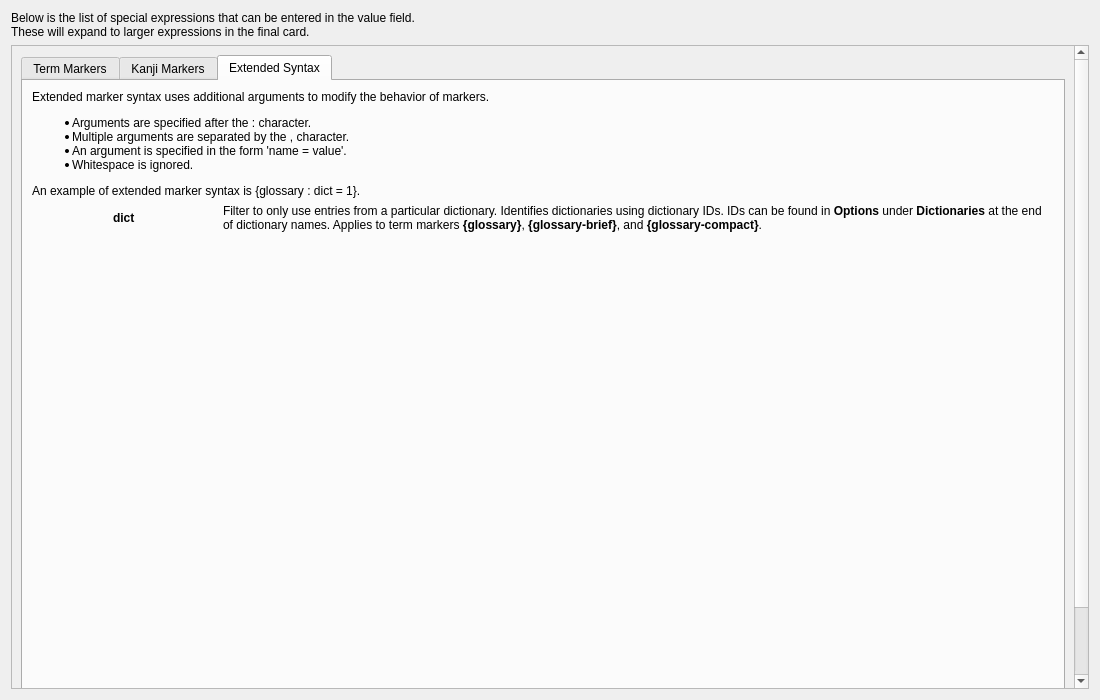
Above: src/gui/widgets/settings/ankisettingshelp.ui from ripose-jp/Memento before the change. Below: the same form after it.
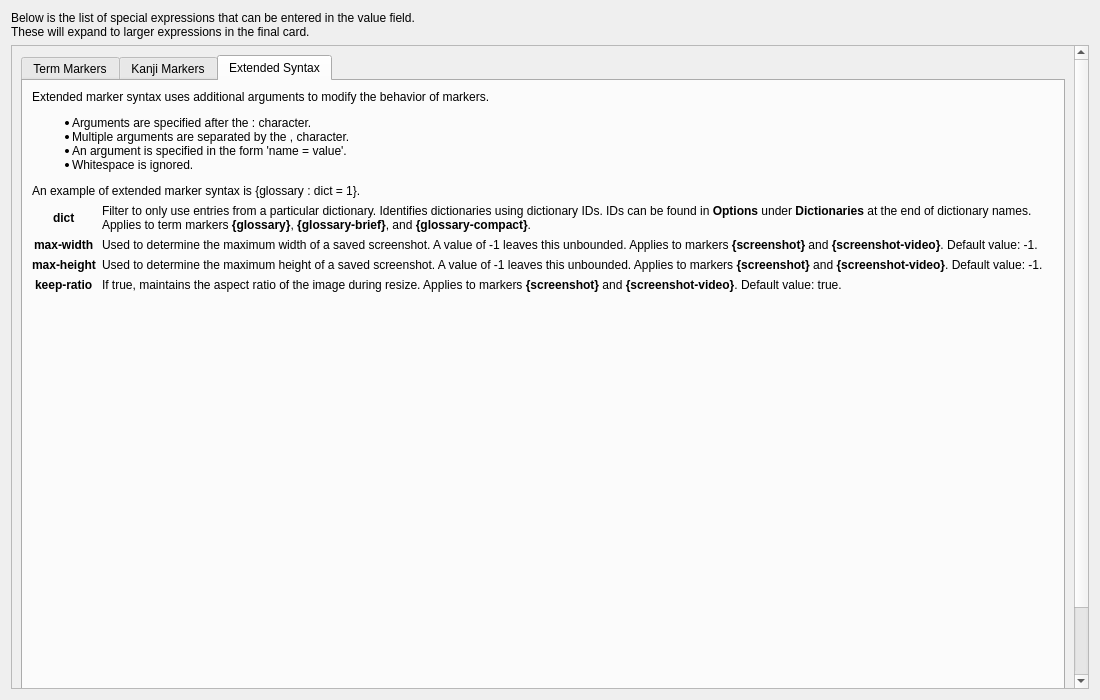
That is the form after the change. The open tabs and pages were chosen to show the change.

Commit message:
src/anki/notebuilder: implement screenshot extended marker syntax
Allow screenshot and screenshot-video to use the max-width and
max-height markers. This allows users to resize the screenshot before
saving them into Anki.

The edit to the form file:
```diff
--- a/src/gui/widgets/settings/ankisettingshelp.ui
+++ b/src/gui/widgets/settings/ankisettingshelp.ui
@@ -11,11 +11,17 @@
    </rect>
   </property>
   <property name="sizePolicy">
-   <sizepolicy hsizetype="Fixed" vsizetype="Fixed">
+   <sizepolicy hsizetype="Preferred" vsizetype="Preferred">
     <horstretch>0</horstretch>
     <verstretch>0</verstretch>
    </sizepolicy>
   </property>
+  <property name="minimumSize">
+   <size>
+    <width>1100</width>
+    <height>700</height>
+   </size>
+  </property>
   <property name="baseSize">
    <size>
     <width>1100</width>
@@ -47,8 +53,8 @@
        <rect>
         <x>0</x>
         <y>0</y>
-        <width>1074</width>
-        <height>869</height>
+        <width>1066</width>
+        <height>864</height>
        </rect>
       </property>
       <layout class="QVBoxLayout" name="verticalLayout_4">
@@ -1582,8 +1588,121 @@
           <attribute name="title">
            <string>Extended Syntax</string>
           </attribute>
-          <layout class="QVBoxLayout" name="layoutExtendedSyntax">
-           <item>
+          <layout class="QGridLayout" name="layoutExtendedSyntax" columnstretch="0,1" columnminimumwidth="0,0">
+           <item row="2" column="0" alignment="Qt::AlignmentFlag::AlignHCenter|Qt::AlignmentFlag::AlignVCenter">
+            <widget class="QLabel" name="labelExtendedDicId">
+             <property name="font">
+              <font>
+               <bold>true</bold>
+              </font>
+             </property>
+             <property name="text">
+              <string>dict</string>
+             </property>
+             <property name="textInteractionFlags">
+              <set>Qt::TextInteractionFlag::TextSelectableByKeyboard|Qt::TextInteractionFlag::TextSelectableByMouse</set>
+             </property>
+            </widget>
+           </item>
+           <item row="3" column="0" alignment="Qt::AlignmentFlag::AlignHCenter|Qt::AlignmentFlag::AlignVCenter">
+            <widget class="QLabel" name="labelExtendedScreenshotWidth">
+             <property name="font">
+              <font>
+               <bold>true</bold>
+              </font>
+             </property>
+             <property name="text">
+              <string>max-width</string>
+             </property>
+             <property name="textInteractionFlags">
+              <set>Qt::TextInteractionFlag::TextSelectableByKeyboard|Qt::TextInteractionFlag::TextSelectableByMouse</set>
+             </property>
+            </widget>
+           </item>
+           <item row="4" column="1">
+            <widget class="QLabel" name="labelExtendedScreenshotHeightEx">
+             <property name="text">
+              <string>&lt;html&gt;&lt;head/&gt;&lt;body&gt;&lt;p&gt;Used to determine the maximum height of a saved screenshot. A value of -1 leaves this unbounded. Applies to markers &lt;span style=&quot; font-weight:700;&quot;&gt;{screenshot}&lt;/span&gt; and &lt;span style=&quot; font-weight:700;&quot;&gt;{screenshot-video}&lt;/span&gt;. Default value: -1.&lt;/p&gt;&lt;/body&gt;&lt;/html&gt;</string>
+             </property>
+             <property name="wordWrap">
+              <bool>true</bool>
+             </property>
+            </widget>
+           </item>
+           <item row="4" column="0" alignment="Qt::AlignmentFlag::AlignHCenter|Qt::AlignmentFlag::AlignVCenter">
+            <widget class="QLabel" name="labelExtendedScreenshotHeight">
+             <property name="font">
+              <font>
+               <bold>true</bold>
+              </font>
+             </property>
+             <property name="text">
+              <string>max-height</string>
+             </property>
+             <property name="textInteractionFlags">
+              <set>Qt::TextInteractionFlag::TextSelectableByKeyboard|Qt::TextInteractionFlag::TextSelectableByMouse</set>
+             </property>
+            </widget>
+           </item>
+           <item row="5" column="1">
+            <widget class="QLabel" name="labelExtendedScreenshotKeepAspect">
+             <property name="text">
+              <string>&lt;html&gt;&lt;head/&gt;&lt;body&gt;&lt;p&gt;If true, maintains the aspect ratio of the image during resize. Applies to markers &lt;span style=&quot; font-weight:700;&quot;&gt;{screenshot}&lt;/span&gt; and &lt;span style=&quot; font-weight:700;&quot;&gt;{screenshot-video}&lt;/span&gt;. Default value: true.&lt;/p&gt;&lt;/body&gt;&lt;/html&gt;</string>
+             </property>
+             <property name="wordWrap">
+              <bool>true</bool>
+             </property>
+            </widget>
+           </item>
+           <item row="5" column="0" alignment="Qt::AlignmentFlag::AlignHCenter|Qt::AlignmentFlag::AlignVCenter">
+            <widget class="QLabel" name="labelExtendedScreenshotKeepAspectEx">
+             <property name="font">
+              <font>
+               <bold>true</bold>
+              </font>
+             </property>
+             <property name="text">
+              <string>keep-ratio</string>
+             </property>
+             <property name="textInteractionFlags">
+              <set>Qt::TextInteractionFlag::TextSelectableByKeyboard|Qt::TextInteractionFlag::TextSelectableByMouse</set>
+             </property>
+            </widget>
+           </item>
+           <item row="8" column="0">
+            <spacer name="spacerExtendedSyntax">
+             <property name="orientation">
+              <enum>Qt::Orientation::Vertical</enum>
+             </property>
+             <property name="sizeHint" stdset="0">
+              <size>
+               <width>20</width>
+               <height>40</height>
+              </size>
+             </property>
+            </spacer>
+           </item>
+           <item row="2" column="1">
+            <widget class="QLabel" name="labelExtendedDicIdEx">
+             <property name="text">
+              <string>&lt;html&gt;&lt;head/&gt;&lt;body&gt;&lt;p&gt;Filter to only use entries from a particular dictionary. Identifies dictionaries using dictionary IDs. IDs can be found in &lt;span style=&quot; font-weight:700;&quot;&gt;Options&lt;/span&gt; under &lt;span style=&quot; font-weight:700;&quot;&gt;Dictionaries&lt;/span&gt; at the end of dictionary names. Applies to term markers &lt;span style=&quot; font-weight:700;&quot;&gt;{glossary}&lt;/span&gt;, &lt;span style=&quot; font-weight:700;&quot;&gt;{glossary-brief}&lt;/span&gt;, and &lt;span style=&quot; font-weight:700;&quot;&gt;{glossary-compact}&lt;/span&gt;.&lt;/p&gt;&lt;/body&gt;&lt;/html&gt;</string>
+             </property>
+             <property name="wordWrap">
+              <bool>true</bool>
+             </property>
+            </widget>
+           </item>
+           <item row="3" column="1">
+            <widget class="QLabel" name="labelExtendedScreenshotWidthEx">
+             <property name="text">
+              <string>&lt;html&gt;&lt;head/&gt;&lt;body&gt;&lt;p&gt;Used to determine the maximum width of a saved screenshot. A value of -1 leaves this unbounded. Applies to markers &lt;span style=&quot; font-weight:700;&quot;&gt;{screenshot}&lt;/span&gt; and &lt;span style=&quot; font-weight:700;&quot;&gt;{screenshot-video}&lt;/span&gt;. Default value: -1.&lt;/p&gt;&lt;/body&gt;&lt;/html&gt;</string>
+             </property>
+             <property name="wordWrap">
+              <bool>true</bool>
+             </property>
+            </widget>
+           </item>
+           <item row="1" column="0" colspan="2">
             <widget class="QLabel" name="labelExtendedSyntaxEx">
              <property name="text">
               <string>&lt;html&gt;&lt;head/&gt;&lt;body&gt;&lt;p&gt;Extended marker syntax uses additional arguments to modify the behavior of markers.&lt;/p&gt;&lt;ul style=&quot;margin-top: 0px; margin-bottom: 0px; margin-left: 0px; margin-right: 0px; -qt-list-indent: 1;&quot;&gt;&lt;li style=&quot; margin-top:12px; margin-bottom:0px; margin-left:0px; margin-right:0px; -qt-block-indent:0; text-indent:0px;&quot;&gt;Arguments are specified after the : character.&lt;/li&gt;&lt;li style=&quot; margin-top:0px; margin-bottom:0px; margin-left:0px; margin-right:0px; -qt-block-indent:0; text-indent:0px;&quot;&gt;Multiple arguments are separated by the , character.&lt;/li&gt;&lt;li style=&quot; margin-top:0px; margin-bottom:0px; margin-left:0px; margin-right:0px; -qt-block-indent:0; text-indent:0px;&quot;&gt;An argument is specified in the form 'name = value'.&lt;/li&gt;&lt;li style=&quot; margin-top:0px; margin-bottom:12px; margin-left:0px; margin-right:0px; -qt-block-indent:0; text-indent:0px;&quot;&gt;Whitespace is ignored.&lt;/li&gt;&lt;/ul&gt;&lt;p&gt;An example of extended marker syntax is {glossary : dict = 1}.&lt;/p&gt;&lt;/body&gt;&lt;/html&gt;</string>
@@ -1593,48 +1712,6 @@
              </property>
             </widget>
            </item>
-           <item>
-            <layout class="QGridLayout" name="layoutExtendedSyntaxList" columnstretch="2,9">
-             <item row="0" column="0" alignment="Qt::AlignmentFlag::AlignHCenter">
-              <widget class="QLabel" name="labelExtendedDicId">
-               <property name="font">
-                <font>
-                 <bold>true</bold>
-                </font>
-               </property>
-               <property name="text">
-                <string>dict</string>
-               </property>
-               <property name="textInteractionFlags">
-                <set>Qt::TextInteractionFlag::TextSelectableByKeyboard|Qt::TextInteractionFlag::TextSelectableByMouse</set>
-               </property>
-              </widget>
-             </item>
-             <item row="0" column="1">
-              <widget class="QLabel" name="labelExtendedDicIdEx">
-               <property name="text">
-                <string>&lt;html&gt;&lt;head/&gt;&lt;body&gt;&lt;p&gt;Filter to only use entries from a particular dictionary. Identifies dictionaries using dictionary IDs. IDs can be found in &lt;span style=&quot; font-weight:700;&quot;&gt;Options&lt;/span&gt; under &lt;span style=&quot; font-weight:700;&quot;&gt;Dictionaries&lt;/span&gt; at the end of dictionary names. Applies to term markers &lt;span style=&quot; font-weight:700;&quot;&gt;{glossary}&lt;/span&gt;, &lt;span style=&quot; font-weight:700;&quot;&gt;{glossary-brief}&lt;/span&gt;, and &lt;span style=&quot; font-weight:700;&quot;&gt;{glossary-compact}&lt;/span&gt;.&lt;/p&gt;&lt;/body&gt;&lt;/html&gt;</string>
-               </property>
-               <property name="wordWrap">
-                <bool>true</bool>
-               </property>
-              </widget>
-             </item>
-            </layout>
-           </item>
-           <item>
-            <spacer name="spacerExtendedSyntax">
-             <property name="orientation">
-              <enum>Qt::Orientation::Vertical</enum>
-             </property>
-             <property name="sizeHint" stdset="0">
-              <size>
-               <width>20</width>
-               <height>40</height>
-              </size>
-             </property>
-            </spacer>
-           </item>
           </layout>
          </widget>
         </widget>
```
Left out of the diff: 1115 changed lines with no effect on the pictures. The commit also changes 4 other files.
